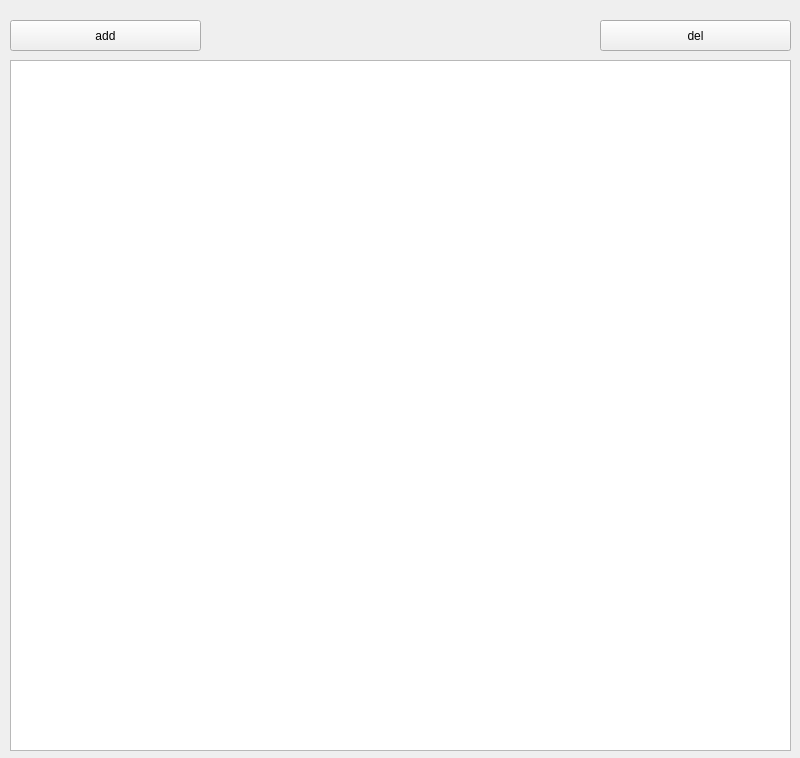
Above: ui/main.ui from K4VOOM/raport before the change. Below: the same form after it.
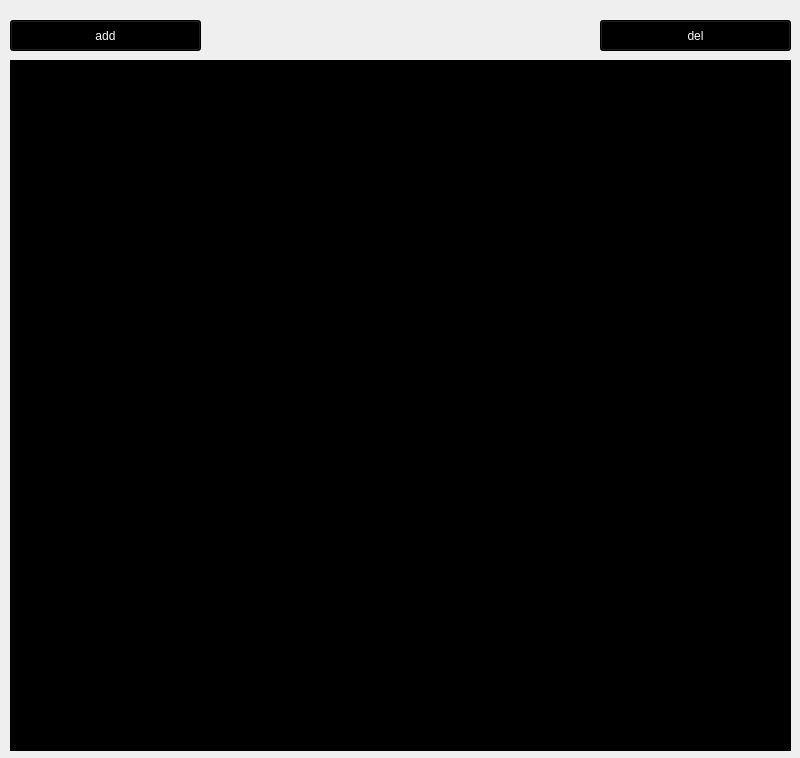
That is the form after the change.

What changed in the file:
```diff
--- a/ui/main.ui
+++ b/ui/main.ui
@@ -14,6 +14,475 @@
    <string>MainWindow</string>
   </property>
   <widget class="QWidget" name="centralwidget">
+   <property name="palette">
+    <palette>
+     <active>
+      <colorrole role="WindowText">
+       <brush brushstyle="SolidPattern">
+        <color alpha="255">
+         <red>255</red>
+         <green>255</green>
+         <blue>255</blue>
+        </color>
+       </brush>
+      </colorrole>
+      <colorrole role="Button">
+       <brush brushstyle="SolidPattern">
+        <color alpha="255">
+         <red>0</red>
+         <green>0</green>
+         <blue>0</blue>
+        </color>
+       </brush>
+      </colorrole>
+      <colorrole role="Light">
+       <brush brushstyle="SolidPattern">
+        <color alpha="255">
+         <red>0</red>
+         <green>0</green>
+         <blue>0</blue>
+        </color>
+       </brush>
+      </colorrole>
+      <colorrole role="Midlight">
+       <brush brushstyle="SolidPattern">
+        <color alpha="255">
+         <red>0</red>
+         <green>0</green>
+         <blue>0</blue>
+        </color>
+       </brush>
+      </colorrole>
+      <colorrole role="Dark">
+       <brush brushstyle="SolidPattern">
+        <color alpha="255">
+         <red>0</red>
+         <green>0</green>
+         <blue>0</blue>
+        </color>
+       </brush>
+      </colorrole>
+      <colorrole role="Mid">
+       <brush brushstyle="SolidPattern">
+        <color alpha="255">
+         <red>0</red>
+         <green>0</green>
+         <blue>0</blue>
+        </color>
+       </brush>
+      </colorrole>
+      <colorrole role="Text">
+       <brush brushstyle="SolidPattern">
+        <color alpha="255">
+         <red>255</red>
+         <green>255</green>
+         <blue>255</blue>
+        </color>
+       </brush>
+      </colorrole>
+      <colorrole role="BrightText">
+       <brush brushstyle="SolidPattern">
+        <color alpha="255">
+         <red>255</red>
+         <green>255</green>
+         <blue>255</blue>
+        </color>
+       </brush>
+      </colorrole>
+      <colorrole role="ButtonText">
+       <brush brushstyle="SolidPattern">
+        <color alpha="255">
+         <red>255</red>
+         <green>255</green>
+         <blue>255</blue>
+        </color>
+       </brush>
+      </colorrole>
+      <colorrole role="Base">
+       <brush brushstyle="SolidPattern">
+        <color alpha="255">
+         <red>0</red>
+         <green>0</green>
+         <blue>0</blue>
+        </color>
+       </brush>
+      </colorrole>
+      <colorrole role="Window">
+       <brush brushstyle="SolidPattern">
+        <color alpha="255">
+         <red>0</red>
+         <green>0</green>
+         <blue>0</blue>
+        </color>
+       </brush>
+      </colorrole>
+      <colorrole role="Shadow">
+       <brush brushstyle="SolidPattern">
+        <color alpha="255">
+         <red>0</red>
+         <green>0</green>
+         <blue>0</blue>
+        </color>
+       </brush>
+      </colorrole>
+      <colorrole role="AlternateBase">
+       <brush brushstyle="SolidPattern">
+        <color alpha="255">
+         <red>0</red>
+         <green>0</green>
+         <blue>0</blue>
+        </color>
+       </brush>
+      </colorrole>
+      <colorrole role="ToolTipBase">
+       <brush brushstyle="SolidPattern">
+        <color alpha="255">
+         <red>255</red>
+         <green>255</green>
+         <blue>220</blue>
+        </color>
+       </brush>
+      </colorrole>
+      <colorrole role="ToolTipText">
+       <brush brushstyle="SolidPattern">
+        <color alpha="255">
+         <red>0</red>
+         <green>0</green>
+         <blue>0</blue>
+        </color>
+       </brush>
+      </colorrole>
+      <colorrole role="PlaceholderText">
+       <brush brushstyle="SolidPattern">
+        <color alpha="127">
+         <red>255</red>
+         <green>255</green>
+         <blue>255</blue>
+        </color>
+       </brush>
+      </colorrole>
+      <colorrole role="Accent">
+       <brush brushstyle="SolidPattern">
+        <color alpha="255">
+         <red>0</red>
+         <green>0</green>
+         <blue>0</blue>
+        </color>
+       </brush>
+      </colorrole>
+     </active>
+     <inactive>
+      <colorrole role="WindowText">
+       <brush brushstyle="SolidPattern">
+        <color alpha="255">
+         <red>255</red>
+         <green>255</green>
+         <blue>255</blue>
+        </color>
+       </brush>
+      </colorrole>
+      <colorrole role="Button">
+       <brush brushstyle="SolidPattern">
+        <color alpha="255">
+         <red>0</red>
+         <green>0</green>
+         <blue>0</blue>
+        </color>
+       </brush>
+      </colorrole>
+      <colorrole role="Light">
+       <brush brushstyle="SolidPattern">
+        <color alpha="255">
+         <red>0</red>
+         <green>0</green>
+         <blue>0</blue>
+        </color>
+       </brush>
+      </colorrole>
+      <colorrole role="Midlight">
+       <brush brushstyle="SolidPattern">
+        <color alpha="255">
+         <red>0</red>
+         <green>0</green>
+         <blue>0</blue>
+        </color>
+       </brush>
+      </colorrole>
+      <colorrole role="Dark">
+       <brush brushstyle="SolidPattern">
+        <color alpha="255">
+         <red>0</red>
+         <green>0</green>
+         <blue>0</blue>
+        </color>
+       </brush>
+      </colorrole>
+      <colorrole role="Mid">
+       <brush brushstyle="SolidPattern">
+        <color alpha="255">
+         <red>0</red>
+         <green>0</green>
+         <blue>0</blue>
+        </color>
+       </brush>
+      </colorrole>
+      <colorrole role="Text">
+       <brush brushstyle="SolidPattern">
+        <color alpha="255">
+         <red>255</red>
+         <green>255</green>
+         <blue>255</blue>
+        </color>
+       </brush>
+      </colorrole>
+      <colorrole role="BrightText">
+       <brush brushstyle="SolidPattern">
+        <color alpha="255">
+         <red>255</red>
+         <green>255</green>
+         <blue>255</blue>
+        </color>
+       </brush>
+      </colorrole>
+      <colorrole role="ButtonText">
+       <brush brushstyle="SolidPattern">
+        <color alpha="255">
+         <red>255</red>
+         <green>255</green>
+         <blue>255</blue>
+        </color>
+       </brush>
+      </colorrole>
+      <colorrole role="Base">
+       <brush brushstyle="SolidPattern">
+        <color alpha="255">
+         <red>0</red>
+         <green>0</green>
+         <blue>0</blue>
+        </color>
+       </brush>
+      </colorrole>
+      <colorrole role="Window">
+       <brush brushstyle="SolidPattern">
+        <color alpha="255">
+         <red>0</red>
+         <green>0</green>
+         <blue>0</blue>
+        </color>
+       </brush>
+      </colorrole>
+      <colorrole role="Shadow">
+       <brush brushstyle="SolidPattern">
+        <color alpha="255">
+         <red>0</red>
+         <green>0</green>
+         <blue>0</blue>
+        </color>
+       </brush>
+      </colorrole>
+      <colorrole role="AlternateBase">
+       <brush brushstyle="SolidPattern">
+        <color alpha="255">
+         <red>0</red>
+         <green>0</green>
+         <blue>0</blue>
+        </color>
+       </brush>
+      </colorrole>
+      <colorrole role="ToolTipBase">
+       <brush brushstyle="SolidPattern">
+        <color alpha="255">
+         <red>255</red>
+         <green>255</green>
+         <blue>220</blue>
+        </color>
+       </brush>
+      </colorrole>
+      <colorrole role="ToolTipText">
+       <brush brushstyle="SolidPattern">
+        <color alpha="255">
+         <red>0</red>
+         <green>0</green>
+         <blue>0</blue>
+        </color>
+       </brush>
+      </colorrole>
+      <colorrole role="PlaceholderText">
+       <brush brushstyle="SolidPattern">
+        <color alpha="127">
+         <red>255</red>
+         <green>255</green>
+         <blue>255</blue>
+        </color>
+       </brush>
+      </colorrole>
+      <colorrole role="Accent">
+       <brush brushstyle="SolidPattern">
+        <color alpha="255">
+         <red>0</red>
+         <green>0</green>
+         <blue>0</blue>
+        </color>
+       </brush>
+      </colorrole>
+     </inactive>
+     <disabled>
+      <colorrole role="WindowText">
+       <brush brushstyle="SolidPattern">
+        <color alpha="255">
+         <red>0</red>
+         <green>0</green>
+         <blue>0</blue>
+        </color>
+       </brush>
+      </colorrole>
+      <colorrole role="Button">
+       <brush brushstyle="SolidPattern">
+        <color alpha="255">
+         <red>0</red>
+         <green>0</green>
+         <blue>0</blue>
+        </color>
+       </brush>
+      </colorrole>
+      <colorrole role="Light">
+       <brush brushstyle="SolidPattern">
+        <color alpha="255">
+         <red>0</red>
+         <green>0</green>
+         <blue>0</blue>
+        </color>
+       </brush>
+      </colorrole>
+      <colorrole role="Midlight">
+       <brush brushstyle="SolidPattern">
+        <color alpha="255">
+         <red>0</red>
+         <green>0</green>
+         <blue>0</blue>
+        </color>
+       </brush>
+      </colorrole>
+      <colorrole role="Dark">
+       <brush brushstyle="SolidPattern">
+        <color alpha="255">
+         <red>0</red>
+         <green>0</green>
+         <blue>0</blue>
+        </color>
+       </brush>
+      </colorrole>
+      <colorrole role="Mid">
+       <brush brushstyle="SolidPattern">
+        <color alpha="255">
+         <red>0</red>
+         <green>0</green>
+         <blue>0</blue>
+        </color>
+       </brush>
+      </colorrole>
+      <colorrole role="Text">
+       <brush brushstyle="SolidPattern">
+        <color alpha="255">
+         <red>0</red>
+         <green>0</green>
+         <blue>0</blue>
+        </color>
+       </brush>
+      </colorrole>
+      <colorrole role="BrightText">
+       <brush brushstyle="SolidPattern">
+        <color alpha="255">
+         <red>255</red>
+         <green>255</green>
+         <blue>255</blue>
+        </color>
+       </brush>
+      </colorrole>
+      <colorrole role="ButtonText">
+       <brush brushstyle="SolidPattern">
+        <color alpha="255">
+         <red>0</red>
+         <green>0</green>
+         <blue>0</blue>
+        </color>
+       </brush>
+      </colorrole>
+      <colorrole role="Base">
+       <brush brushstyle="SolidPattern">
+        <color alpha="255">
+         <red>0</red>
+         <green>0</green>
+         <blue>0</blue>
+        </color>
+       </brush>
+      </colorrole>
+      <colorrole role="Window">
+       <brush brushstyle="SolidPattern">
+        <color alpha="255">
+         <red>0</red>
+         <green>0</green>
+         <blue>0</blue>
+        </color>
+       </brush>
+      </colorrole>
+      <colorrole role="Shadow">
+       <brush brushstyle="SolidPattern">
+        <color alpha="255">
+         <red>0</red>
+         <green>0</green>
+         <blue>0</blue>
+        </color>
+       </brush>
+      </colorrole>
+      <colorrole role="AlternateBase">
+       <brush brushstyle="SolidPattern">
+        <color alpha="255">
+         <red>0</red>
+         <green>0</green>
+         <blue>0</blue>
+        </color>
+       </brush>
+      </colorrole>
+      <colorrole role="ToolTipBase">
+       <brush brushstyle="SolidPattern">
+        <color alpha="255">
+         <red>255</red>
+         <green>255</green>
+         <blue>220</blue>
+        </color>
+       </brush>
+      </colorrole>
+      <colorrole role="ToolTipText">
+       <brush brushstyle="SolidPattern">
+        <color alpha="255">
+         <red>0</red>
+         <green>0</green>
+         <blue>0</blue>
+        </color>
+       </brush>
+      </colorrole>
+      <colorrole role="PlaceholderText">
+       <brush brushstyle="SolidPattern">
+        <color alpha="127">
+         <red>0</red>
+         <green>0</green>
+         <blue>0</blue>
+        </color>
+       </brush>
+      </colorrole>
+      <colorrole role="Accent">
+       <brush brushstyle="SolidPattern">
+        <color alpha="255">
+         <red>0</red>
+         <green>0</green>
+         <blue>0</blue>
+        </color>
+       </brush>
+      </colorrole>
+     </disabled>
+    </palette>
+   </property>
    <widget class="QListWidget" name="listWidget">
     <property name="geometry">
      <rect>
```
Left out of the diff: 2 changed lines with no effect on the pictures.
